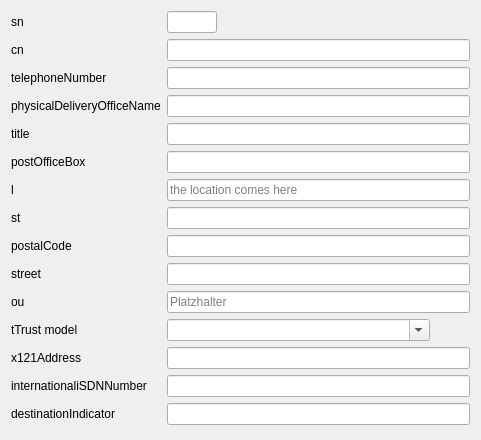
Qt form source/test.ui (gonicus/gosa) before a commit.
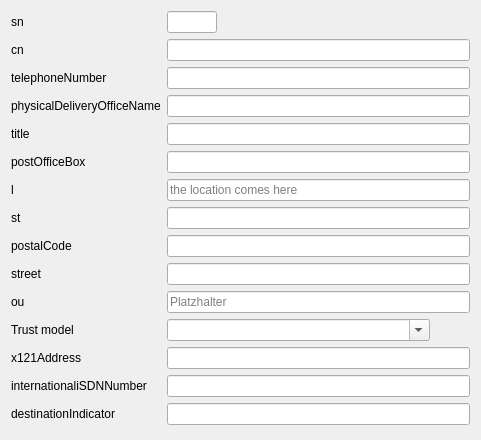
The same form after that commit.

Patch:
```diff
--- a/source/test.ui
+++ b/source/test.ui
@@ -162,7 +162,7 @@
      <item row="12" column="0">
       <widget class="QLabel" name="trustModelLabel">
        <property name="text">
-        <string>tTrust model</string>
+        <string>Trust model</string>
        </property>
       </widget>
      </item>
```
